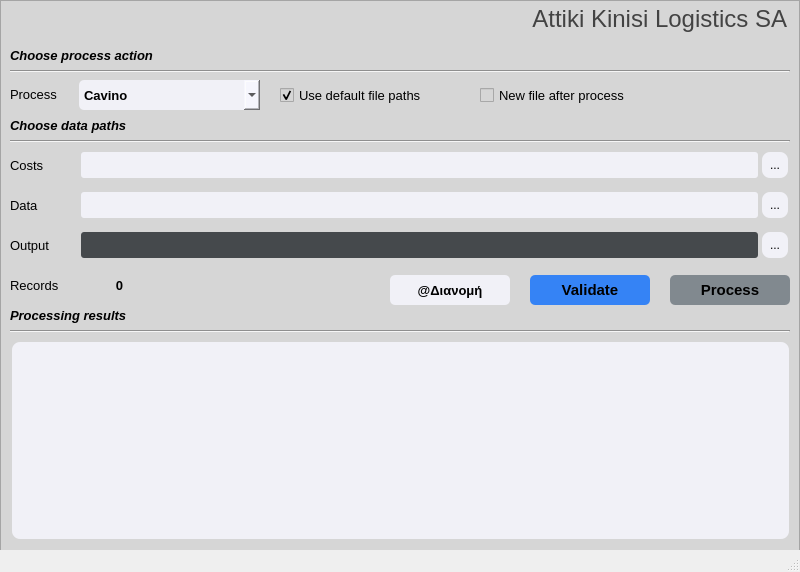
Above: gui/ui_resources/aztool_akl_gui.ui from kosazna/atakl before the change. Below: the same form after it.
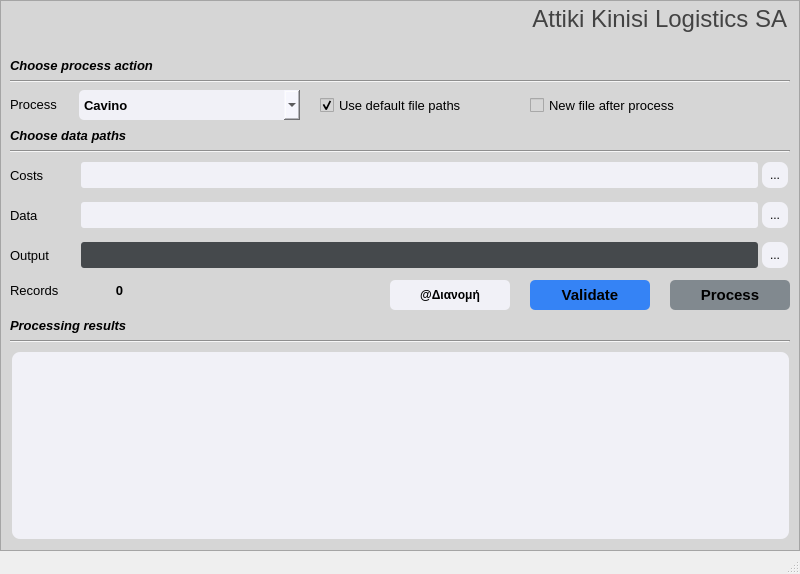
That is the form after the change.

Diff of the .ui file:
```diff
--- a/gui/ui_resources/aztool_akl_gui.ui
+++ b/gui/ui_resources/aztool_akl_gui.ui
@@ -7,7 +7,7 @@
     <x>0</x>
     <y>0</y>
     <width>800</width>
-    <height>572</height>
+    <height>574</height>
    </rect>
   </property>
   <property name="windowTitle">
@@ -271,7 +271,7 @@
      <property name="geometry">
       <rect>
        <x>10</x>
-       <y>79</y>
+       <y>89</y>
        <width>60</width>
        <height>30</height>
       </rect>
@@ -290,7 +290,7 @@
      <property name="geometry">
       <rect>
        <x>10</x>
-       <y>150</y>
+       <y>160</y>
        <width>60</width>
        <height>30</height>
       </rect>
@@ -309,7 +309,7 @@
      <property name="geometry">
       <rect>
        <x>10</x>
-       <y>190</y>
+       <y>200</y>
        <width>60</width>
        <height>30</height>
       </rect>
@@ -328,7 +328,7 @@
      <property name="geometry">
       <rect>
        <x>10</x>
-       <y>270</y>
+       <y>275</y>
        <width>60</width>
        <height>30</height>
       </rect>
@@ -347,7 +347,7 @@
      <property name="geometry">
       <rect>
        <x>10</x>
-       <y>110</y>
+       <y>120</y>
        <width>200</width>
        <height>30</height>
       </rect>
@@ -369,7 +369,7 @@
      <property name="geometry">
       <rect>
        <x>10</x>
-       <y>40</y>
+       <y>50</y>
        <width>200</width>
        <height>30</height>
       </rect>
@@ -391,7 +391,7 @@
      <property name="geometry">
       <rect>
        <x>10</x>
-       <y>300</y>
+       <y>310</y>
        <width>200</width>
        <height>30</height>
       </rect>
@@ -413,7 +413,7 @@
      <property name="geometry">
       <rect>
        <x>10</x>
-       <y>70</y>
+       <y>80</y>
        <width>780</width>
        <height>3</height>
       </rect>
@@ -426,7 +426,7 @@
      <property name="geometry">
       <rect>
        <x>10</x>
-       <y>140</y>
+       <y>150</y>
        <width>780</width>
        <height>3</height>
       </rect>
@@ -439,7 +439,7 @@
      <property name="geometry">
       <rect>
        <x>10</x>
-       <y>330</y>
+       <y>340</y>
        <width>780</width>
        <height>3</height>
       </rect>
@@ -452,8 +452,8 @@
      <property name="geometry">
       <rect>
        <x>79</x>
-       <y>80</y>
-       <width>181</width>
+       <y>90</y>
+       <width>221</width>
        <height>30</height>
       </rect>
      </property>
@@ -517,7 +517,7 @@
      <property name="geometry">
       <rect>
        <x>670</x>
-       <y>275</y>
+       <y>280</y>
        <width>120</width>
        <height>30</height>
       </rect>
@@ -556,7 +556,7 @@
      <property name="geometry">
       <rect>
        <x>390</x>
-       <y>275</y>
+       <y>280</y>
        <width>120</width>
        <height>30</height>
       </rect>
@@ -564,7 +564,7 @@
      <property name="font">
       <font>
        <family>Segoe UI</family>
-       <pointsize>10</pointsize>
+       <pointsize>9</pointsize>
        <weight>75</weight>
        <bold>true</bold>
       </font>
@@ -584,7 +584,7 @@
      <property name="geometry">
       <rect>
        <x>79</x>
-       <y>150</y>
+       <y>160</y>
        <width>681</width>
        <height>30</height>
       </rect>
@@ -592,7 +592,7 @@
      <property name="font">
       <font>
        <family>Segoe UI</family>
-       <pointsize>10</pointsize>
+       <pointsize>9</pointsize>
       </font>
      </property>
      <property name="styleSheet">
@@ -610,7 +610,7 @@
      <property name="geometry">
       <rect>
        <x>79</x>
-       <y>190</y>
+       <y>200</y>
        <width>681</width>
        <height>30</height>
       </rect>
@@ -618,7 +618,7 @@
      <property name="font">
       <font>
        <family>Segoe UI</family>
-       <pointsize>10</pointsize>
+       <pointsize>9</pointsize>
       </font>
      </property>
      <property name="styleSheet">
@@ -633,7 +633,7 @@
      <property name="geometry">
       <rect>
        <x>79</x>
-       <y>270</y>
+       <y>275</y>
        <width>81</width>
        <height>30</height>
       </rect>
@@ -659,7 +659,7 @@
        <x>10</x>
        <y>1</y>
        <width>781</width>
-       <height>41</height>
+       <height>51</height>
       </rect>
      </property>
      <property name="palette">
@@ -765,7 +765,7 @@
       <string>&lt;!DOCTYPE HTML PUBLIC &quot;-//W3C//DTD HTML 4.0//EN&quot; &quot;http://www.w3.org/TR/REC-html40/strict.dtd&quot;&gt;
 &lt;html&gt;&lt;head&gt;&lt;meta name=&quot;qrichtext&quot; content=&quot;1&quot; /&gt;&lt;style type=&quot;text/css&quot;&gt;
 p, li { white-space: pre-wrap; }
-&lt;/style&gt;&lt;/head&gt;&lt;body style=&quot; font-family:'Segoe UI'; font-size:8.25pt; font-weight:400; font-style:normal;&quot;&gt;
+&lt;/style&gt;&lt;/head&gt;&lt;body style=&quot; font-family:'Segoe UI'; font-size:7.8pt; font-weight:400; font-style:normal;&quot;&gt;
 &lt;p align=&quot;right&quot; style=&quot; margin-top:0px; margin-bottom:0px; margin-left:0px; margin-right:0px; -qt-block-indent:0; text-indent:0px;&quot;&gt;&lt;span style=&quot; font-size:18pt; color:#434343;&quot;&gt;Attiki Kinisi Logistics SA&lt;/span&gt;&lt;/p&gt;&lt;/body&gt;&lt;/html&gt;</string>
      </property>
     </widget>
@@ -773,7 +773,7 @@
      <property name="geometry">
       <rect>
        <x>760</x>
-       <y>150</y>
+       <y>160</y>
        <width>30</width>
        <height>30</height>
       </rect>
@@ -793,7 +793,7 @@
      <property name="geometry">
       <rect>
        <x>760</x>
-       <y>190</y>
+       <y>200</y>
        <width>30</width>
        <height>30</height>
       </rect>
@@ -813,9 +813,9 @@
      <property name="geometry">
       <rect>
        <x>10</x>
-       <y>340</y>
+       <y>350</y>
        <width>781</width>
-       <height>201</height>
+       <height>191</height>
       </rect>
      </property>
      <property name="font">
@@ -831,12 +831,19 @@
 border-style:offset;
 border-radius:10px;</string>
      </property>
+     <property name="html">
+      <string>&lt;!DOCTYPE HTML PUBLIC &quot;-//W3C//DTD HTML 4.0//EN&quot; &quot;http://www.w3.org/TR/REC-html40/strict.dtd&quot;&gt;
+&lt;html&gt;&lt;head&gt;&lt;meta name=&quot;qrichtext&quot; content=&quot;1&quot; /&gt;&lt;style type=&quot;text/css&quot;&gt;
+p, li { white-space: pre-wrap; }
+&lt;/style&gt;&lt;/head&gt;&lt;body style=&quot; font-family:'Segoe UI'; font-size:10pt; font-weight:400; font-style:normal;&quot;&gt;
+&lt;p style=&quot;-qt-paragraph-type:empty; margin-top:0px; margin-bottom:0px; margin-left:0px; margin-right:0px; -qt-block-indent:0; text-indent:0px;&quot;&gt;&lt;br /&gt;&lt;/p&gt;&lt;/body&gt;&lt;/html&gt;</string>
+     </property>
     </widget>
     <widget class="QCheckBox" name="tick_default">
      <property name="geometry">
       <rect>
-       <x>280</x>
-       <y>80</y>
+       <x>320</x>
+       <y>90</y>
        <width>191</width>
        <height>30</height>
       </rect>
@@ -869,7 +876,7 @@
      <property name="geometry">
       <rect>
        <x>10</x>
-       <y>230</y>
+       <y>240</y>
        <width>60</width>
        <height>30</height>
       </rect>
@@ -888,7 +895,7 @@
      <property name="geometry">
       <rect>
        <x>79</x>
-       <y>230</y>
+       <y>240</y>
        <width>681</width>
        <height>30</height>
       </rect>
@@ -896,7 +903,7 @@
      <property name="font">
       <font>
        <family>Segoe UI</family>
-       <pointsize>10</pointsize>
+       <pointsize>9</pointsize>
       </font>
      </property>
      <property name="styleSheet">
@@ -911,7 +918,7 @@
      <property name="geometry">
       <rect>
        <x>760</x>
-       <y>230</y>
+       <y>240</y>
        <width>30</width>
        <height>30</height>
       </rect>
@@ -931,7 +938,7 @@
      <property name="geometry">
       <rect>
        <x>530</x>
-       <y>275</y>
+       <y>280</y>
        <width>120</width>
        <height>30</height>
       </rect>
@@ -958,8 +965,8 @@
     <widget class="QCheckBox" name="tick_export_new">
      <property name="geometry">
       <rect>
-       <x>480</x>
-       <y>80</y>
+       <x>530</x>
+       <y>90</y>
        <width>191</width>
        <height>30</height>
       </rect>
```
